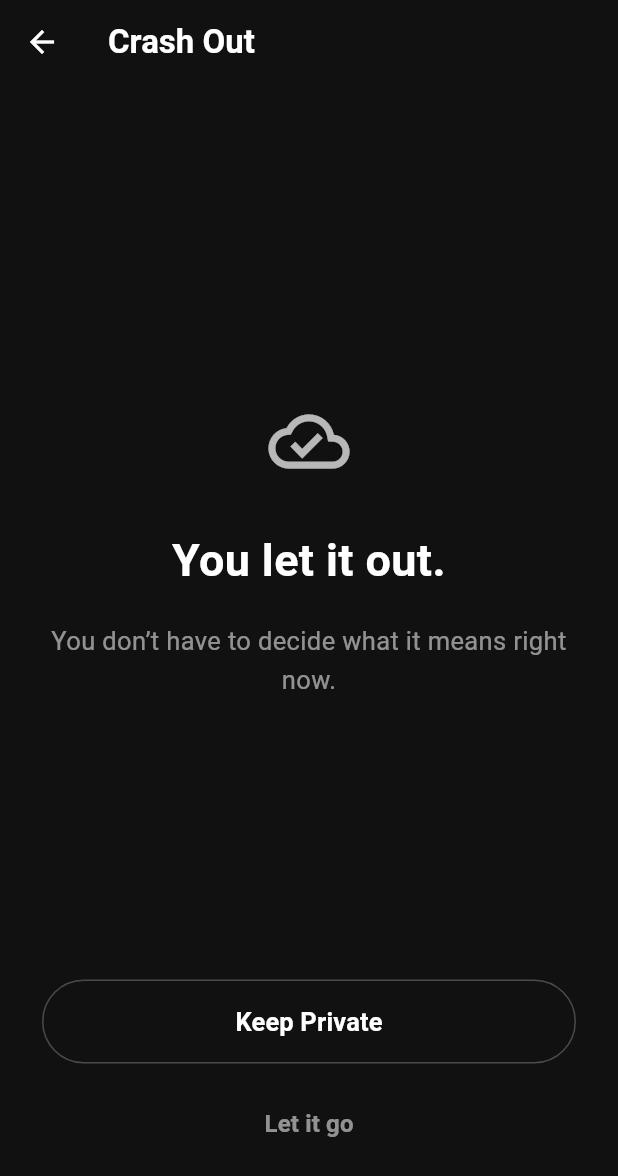
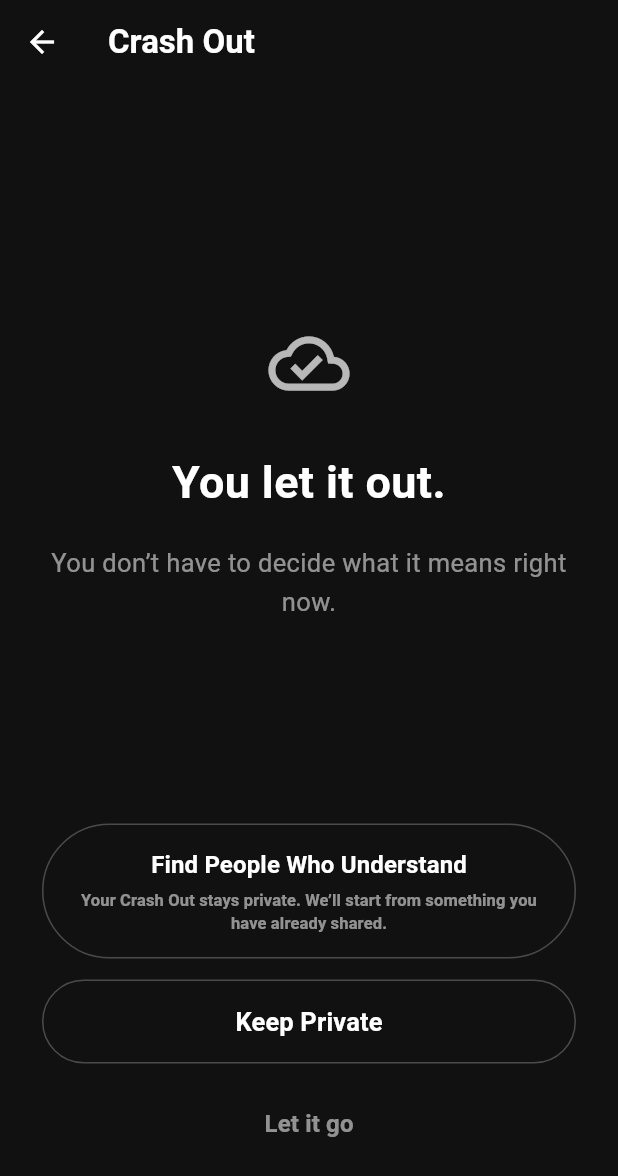
Before and after one commit to noyajesse/ventvo, a Flutter app: the CrashOutFateScreen screen opened directly with empty values, on a phone screen of 412 x 824 dp. Shown: the top 1176 px of the screen. Run offline on Flutter 3.47's test engine with Material 3 defaults, Android fonts, the phone set to English and light mode, and no system bars; our stand-ins replace flutter_riverpod, shared_preferences; accounts and stored records are empty.

Commit message:
Complete Crash Out discovery entry path

```diff
--- a/lib/features/crash_out/screens/crash_out_fate_screen.dart
+++ b/lib/features/crash_out/screens/crash_out_fate_screen.dart
@@ -4,6 +4,7 @@ import 'package:flutter_riverpod/flutter_riverpod.dart';
 import '../models/crash_out.dart';
 import '../providers/crash_out_provider.dart';
 import '../../ventvo_voice/screens/create_vent_screen.dart';
+import '../../ventvo_voice/screens/find_people_screen.dart';
 import '../../ventvo_voice/screens/voice_space_screen.dart';
 
 class CrashOutFateScreen extends ConsumerWidget {
@@ -54,6 +55,13 @@ class CrashOutFateScreen extends ConsumerWidget {
     );
   }
 
+  void _findPeopleWhoUnderstand(BuildContext context) {
+    Navigator.push(
+      context,
+      MaterialPageRoute(builder: (context) => const FindPeopleScreen()),
+    );
+  }
+
   @override
   Widget build(BuildContext context, WidgetRef ref) {
     final canTurnIntoVent =
@@ -76,18 +84,30 @@ class CrashOutFateScreen extends ConsumerWidget {
           child: Column(
             children: [
               const Spacer(),
-              const Icon(Icons.cloud_done_outlined, color: Colors.white70, size: 54),
+              const Icon(
+                Icons.cloud_done_outlined,
+                color: Colors.white70,
+                size: 54,
+              ),
               const SizedBox(height: 30),
               const Text(
                 'You let it out.',
                 textAlign: TextAlign.center,
-                style: TextStyle(color: Colors.white, fontSize: 30, fontWeight: FontWeight.bold),
+                style: TextStyle(
+                  color: Colors.white,
+                  fontSize: 30,
+                  fontWeight: FontWeight.bold,
+                ),
               ),
               const SizedBox(height: 18),
               const Text(
                 'You don’t have to decide what it means right now.',
                 textAlign: TextAlign.center,
-                style: TextStyle(color: Colors.white54, fontSize: 17, height: 1.5),
+                style: TextStyle(
+                  color: Colors.white54,
+                  fontSize: 17,
+                  height: 1.5,
+                ),
               ),
               const Spacer(),
               if (canTurnIntoVent) ...[
@@ -96,11 +116,47 @@ class CrashOutFateScreen extends ConsumerWidget {
                   height: 56,
                   child: ElevatedButton(
                     onPressed: () => _turnIntoVent(context),
-                    child: const Text('Turn into a Vent', style: TextStyle(fontSize: 17)),
+                    child: const Text(
+                      'Turn into a Vent',
+                      style: TextStyle(fontSize: 17),
+                    ),
                   ),
                 ),
                 const SizedBox(height: 14),
               ],
+              SizedBox(
+                width: double.infinity,
+                child: OutlinedButton(
+                  onPressed: () => _findPeopleWhoUnderstand(context),
+                  style: OutlinedButton.styleFrom(
+                    foregroundColor: Colors.white,
+                    side: const BorderSide(color: Colors.white24),
+                    padding: const EdgeInsets.symmetric(
+                      horizontal: 18,
+                      vertical: 16,
+                    ),
+                  ),
+                  child: const Column(
+                    children: [
+                      Text(
+                        'Find People Who Understand',
+                        style: TextStyle(fontSize: 16),
+                      ),
+                      SizedBox(height: 5),
+                      Text(
+                        'Your Crash Out stays private. We’ll start from something you have already shared.',
+                        textAlign: TextAlign.center,
+                        style: TextStyle(
+                          color: Colors.white54,
+                          fontSize: 11,
+                          height: 1.4,
+                        ),
+                      ),
+                    ],
+                  ),
+                ),
+              ),
+              const SizedBox(height: 14),
               SizedBox(
                 width: double.infinity,
                 height: 56,
@@ -110,7 +166,10 @@ class CrashOutFateScreen extends ConsumerWidget {
                     foregroundColor: Colors.white,
                     side: const BorderSide(color: Colors.white24),
                   ),
-                  child: const Text('Keep Private', style: TextStyle(fontSize: 17)),
+                  child: const Text(
+                    'Keep Private',
+                    style: TextStyle(fontSize: 17),
+                  ),
                 ),
               ),
               const SizedBox(height: 14),
@@ -119,8 +178,13 @@ class CrashOutFateScreen extends ConsumerWidget {
                 height: 52,
                 child: TextButton(
                   onPressed: () => _letGo(context, ref),
-                  style: TextButton.styleFrom(foregroundColor: Colors.white54),
-                  child: const Text('Let it go', style: TextStyle(fontSize: 16)),
+                  style: TextButton.styleFrom(
+                    foregroundColor: Colors.white54,
+                  ),
+                  child: const Text(
+                    'Let it go',
+                    style: TextStyle(fontSize: 16),
+                  ),
                 ),
               ),
               const SizedBox(height: 25),
```
